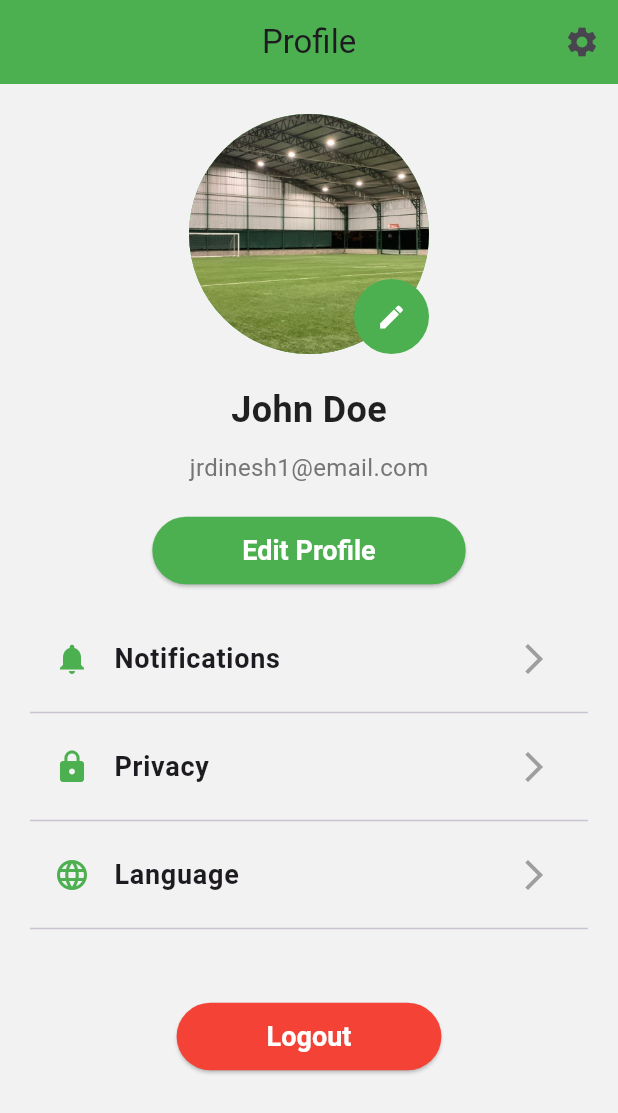
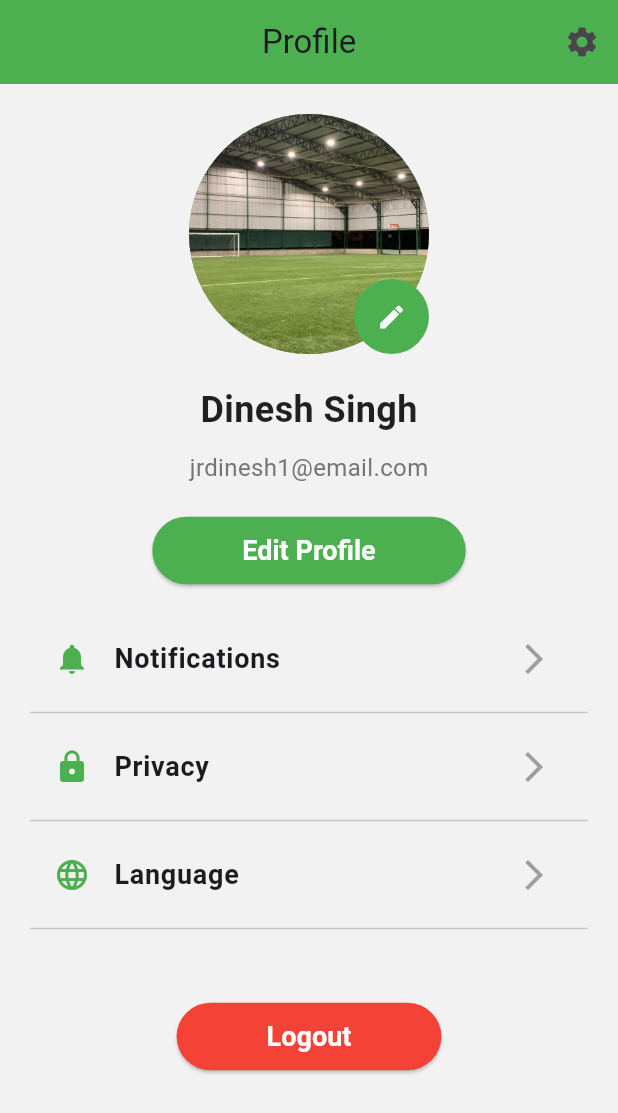
Before and after one commit to Dinesh-jrr/Futsal-Booking-System, a Flutter app: the ProfileScreen screen opened directly, on a phone screen of 412 x 824 dp. Shown: the top 1113 px of the screen. Run offline on Flutter 3.47's test engine with Material 3 defaults, Android fonts, the phone set to English and light mode, and no system bars; our stand-ins replace flutter_rating_bar, google_maps_flutter, shared_preferences, socket_io_client, table_calendar; accounts and stored records are empty.

```diff
--- a/lib/presentation/Main_Pages/Profile/profile_screen.dart
+++ b/lib/presentation/Main_Pages/Profile/profile_screen.dart
@@ -61,7 +61,7 @@ class ProfileScreen extends StatelessWidget {
 
               // User Information Section
               const Text(
-                'John Doe',
+                'Dinesh Singh',
                 style: TextStyle(
                   fontSize: 24,
                   fontWeight: FontWeight.bold,
```
Also changed, not shown: 1 other file.
